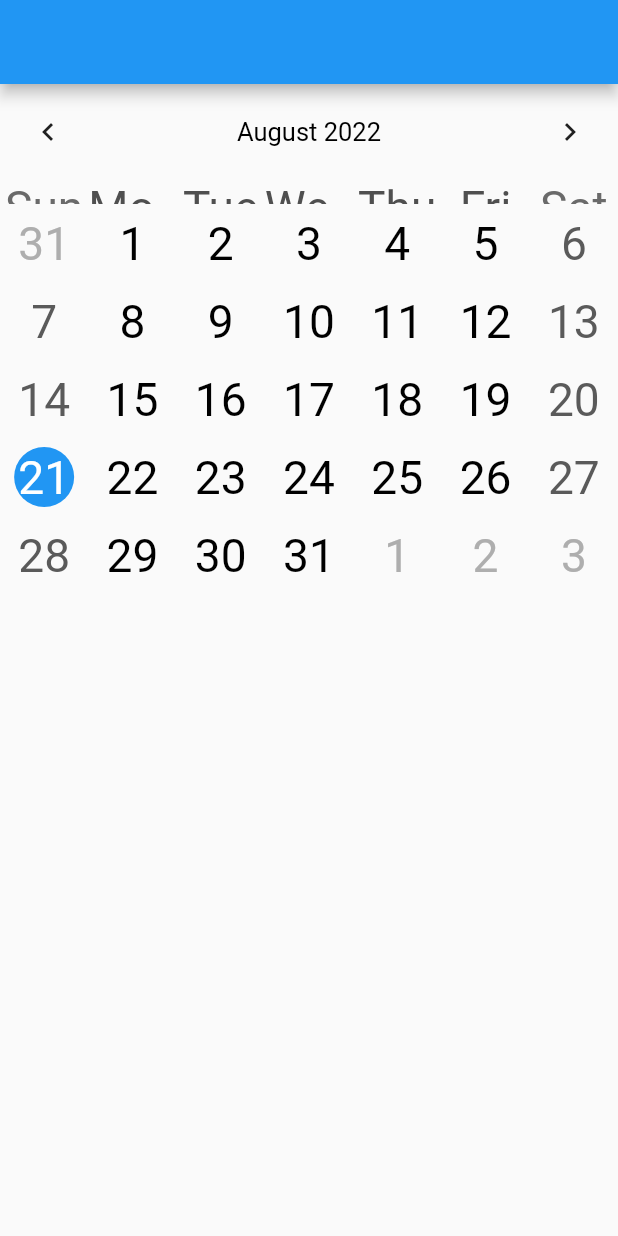
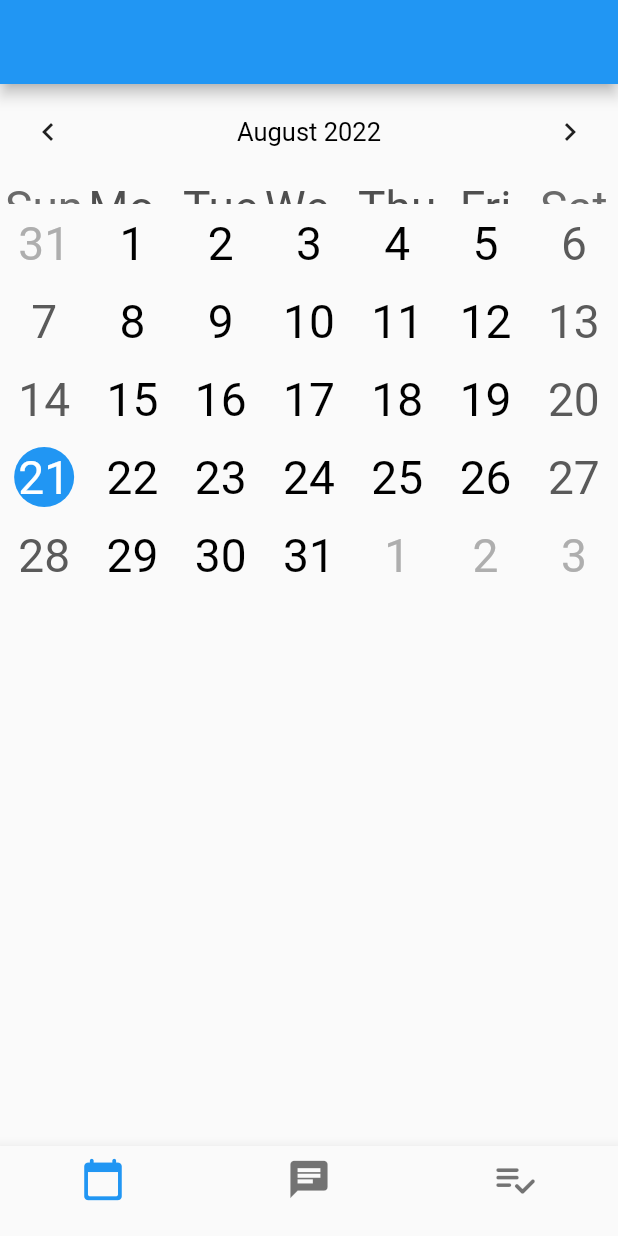
Before and after one commit to Shinoda2/PRY20220116-Recursos-TDP, a Flutter app: the screen it shows after launch, on a phone screen of 412 x 824 dp. Run offline on Flutter 3.47's test engine with Material 2 defaults, Android fonts, the phone set to English and light mode, and no system bars; drawn by our look-alikes of table_calendar; our stand-ins replace flutter_chat_types, flutter_chat_ui; Roboto replaces fonts that are missing (Montserrat).

Commit message:
Update calendar

```diff
--- a/lib/screens/calendar.dart
+++ b/lib/screens/calendar.dart
@@ -51,6 +51,23 @@ class _Calendar extends State<Calendar>{
           return isSameDay(selectedDay,date);
         },
       ),
+    bottomNavigationBar: BottomNavigationBar(
+    items: const <BottomNavigationBarItem>[
+    BottomNavigationBarItem(
+    icon: Icon(Icons.calendar_today_rounded, size: 30,),
+    label: '',
+    ),
+    BottomNavigationBarItem(
+    icon: Icon(Icons.chat, size: 30),
+    label: '',
+    ),
+    BottomNavigationBarItem(
+    icon: Icon(Icons.playlist_add_check_rounded, size: 30),
+    label: '',
+    ),
+    ],
+      selectedItemColor: Colors.blue,
+    )
     );
   }
 }
```
